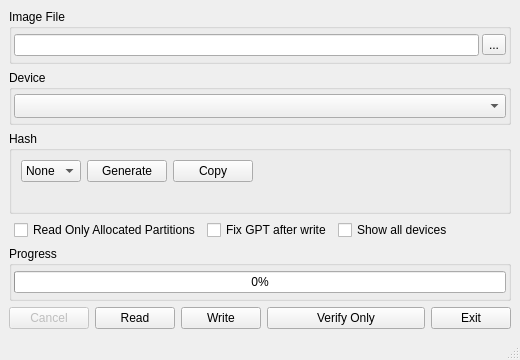
peacepenguin/win32diskimager, file src/mainwindow.ui: the form before one commit.
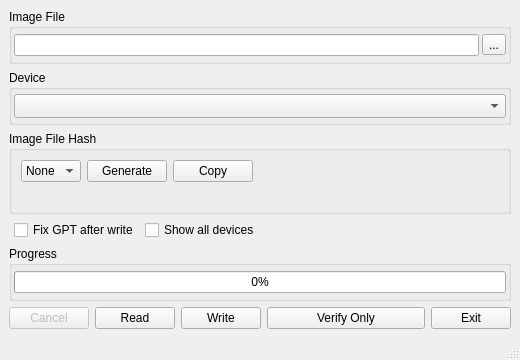
The form after the commit. Icons and pictures are not drawn. Custom widgets are drawn as their Qt base class.

```diff
--- a/src/mainwindow.ui
+++ b/src/mainwindow.ui
@@ -117,7 +117,7 @@
     <item>
      <widget class="QGroupBox" name="hashGroup">
       <property name="title">
-       <string>Hash</string>
+       <string>Image File Hash</string>
       </property>
       <layout class="QVBoxLayout" name="verticalLayout">
        <item>
@@ -223,19 +223,6 @@
       <property name="leftMargin">
        <number>5</number>
       </property>
-      <item>
-       <widget class="QCheckBox" name="partitionCheckBox">
-        <property name="sizePolicy">
-         <sizepolicy hsizetype="Fixed" vsizetype="Fixed">
-          <horstretch>0</horstretch>
-          <verstretch>0</verstretch>
-         </sizepolicy>
-        </property>
-        <property name="text">
-         <string>Read Only Allocated Partitions</string>
-        </property>
-       </widget>
-      </item>
       <item>
        <widget class="QCheckBox" name="fixGptCheckBox">
         <property name="sizePolicy">
```
Left out of the diff: 2 changed lines with no effect on the pictures.
